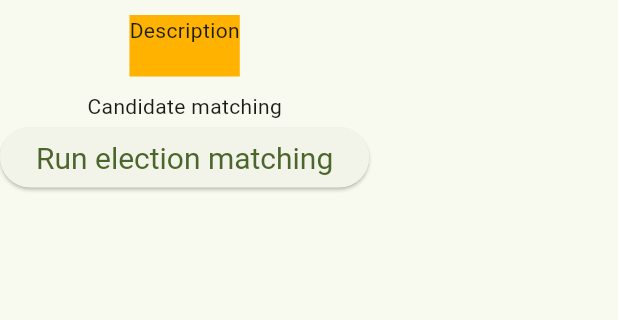
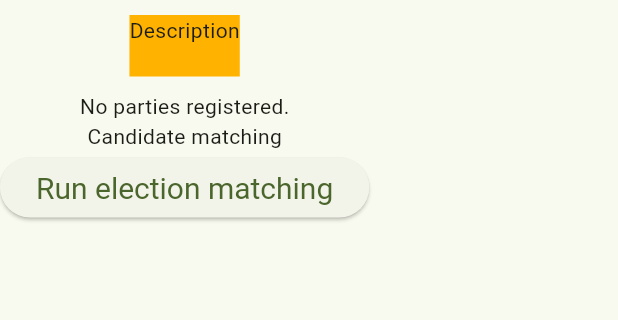
Before and after one commit to jirisemecky/elections_match, a Flutter app: the ElectionsScreen screen opened directly with empty values, on a phone screen of 412 x 824 dp, the part 84-404 px from its top. Run offline on Flutter 3.47's test engine with Material 3 defaults, Android fonts, the light colour scheme and no system bars; our stand-ins replace cloud_firestore, firebase_core; accounts and stored records are empty.

Commit message:
Loading from firebase: WORK IN PROGRESS

```diff
--- a/lib/main.dart
+++ b/lib/main.dart
@@ -7,6 +7,7 @@ import 'package:firebase_core/firebase_core.dart';
 import 'package:flutter/material.dart';
 
 import 'firebase_options.dart';
+import 'models/fake_data_model.dart';
 
 void main() async {
   WidgetsFlutterBinding.ensureInitialized();
@@ -99,6 +100,7 @@ class _HomePageState extends State<HomePage> {
   }
 
   electionSelected(Elections elections) {
-    Navigator.push(context, MaterialPageRoute(builder: (context) => ElectionsScreen(elections)));
+    Navigator.push(context,
+        MaterialPageRoute(builder: (context) => ElectionsScreen(widget.dataModel, elections)));
   }
 }
--- a/lib/models/data.dart
+++ b/lib/models/data.dart
@@ -3,6 +3,7 @@ import 'dart:core';
 /// Model providing interface for fetching data.
 abstract class DataModel {
   Future<List<Elections>> loadElections({String? tag});
+  Future<List<Party>> loadParties(Elections elections);
 }
 
 class Elections {
@@ -12,23 +13,21 @@ class Elections {
   final String description;
   final String location;
 
-  List<Party>? _parties;
+  Iterable<String> parties;
+
   List<Candidate>? _candidates;
   List<QuestionGroup>? _questionGroups;
 
-  Elections(this.name, this.description, this.location, this._parties, this._candidates,
+  Elections(this.name, this.description, this.location, this.parties, this._candidates,
       this._questionGroups)
       : id = name;
 
   Elections.fromFirebase(this.id, Map<String, dynamic> data)
       : name = data['Name'],
         description = data['Description'],
-        location = data['Location'];
+        location = data['Location'],
+        parties = data['parties'];
 
-  List<Party> getParties() {
-    // kTODO: loading from database.
-    return _parties ?? [];
-  }
   List<Candidate> getCandidates() {
     // TODO: loading from database.
     return _candidates ?? [];
@@ -40,9 +39,15 @@ class Elections {
 }
 
 class Party {
+  String id;
   String name;
+  String description;
 
-  Party(this.name);
+  Party(this.name) : id = name, description = 'Description of party $name';
+
+  Party.fromFirebase(this.id, Map<String, dynamic> data) :
+    name = data['name'],
+    description = data['description'];
 }
 
 class Candidate {
--- a/lib/models/fake_data_model.dart
+++ b/lib/models/fake_data_model.dart
@@ -74,6 +74,8 @@ class FakeDataModel implements DataModel {
     Candidate('Remington', 'Berry', _nyParties[0]),
     Candidate('Daleyza', 'Price', _nyParties[0])
   ];
+
+  static final Map<String, Party> allParties = { for (var party in _hawaiiParties + _czechParties + _nyParties) party.id : party};
 
   static final QuestionGroup welfare = QuestionGroup(' Welfare state & family', _welfareQuestions);
   static final QuestionGroup health = QuestionGroup('Health', _healthQuestions);
@@ -212,7 +214,7 @@ class FakeDataModel implements DataModel {
 
   static final List<Elections> _fakeElections = [
     Elections('Hawaii', 'Elections for parliament in Hawaii in Spring 2024', 'Hawaii',
-        _hawaiiParties, _hawaiiCandidates, [
+        _hawaiiParties.map((p) => p.id), _hawaiiCandidates, [
       welfare,
       health,
       education,
@@ -224,9 +226,9 @@ class FakeDataModel implements DataModel {
       natureAndConservation,
       democracyMediaAndDigitization
     ]),
-    Elections('Prague', 'Presidential elections in Czech', 'Czechia', _czechParties,
+    Elections('Prague', 'Presidential elections in Czech', 'Czechia', _czechParties.map((p) => p.id),
         _czechCandidates, [welfare, health, education, immigrationAndIntegration]),
-    Elections('New York', 'Voting of local policemen', 'NY', _nyParties, _nyCandidates,
+    Elections('New York', 'Voting of local policemen', 'NY', _nyParties.map((p) => p.id), _nyCandidates,
         [welfare, health, education]),
   ];
 
@@ -234,4 +236,15 @@ class FakeDataModel implements DataModel {
   Future<List<Elections>> loadElections({String? tag}) async {
     return _fakeElections;
   }
+
+  @override
+  Future<List<Party>> loadParties(Elections elections) {
+    List<Party> parties = [];
+    elections.parties.forEach((partyId) {
+      if (allParties.containsKey(partyId)) {
+        parties.add(allParties[partyId]!);
+      }
+    });
+    return Future.value(parties);
+  }
 }
--- a/lib/models/firebase_data_model.dart
+++ b/lib/models/firebase_data_model.dart
@@ -22,4 +22,18 @@ class FirebaseDataModel extends DataModel {
       return electionsList;
     });
   }
+
+  @override
+  Future<List<Party>> loadParties(Elections elections) {
+    return db.collection('parties').where('id', whereIn: elections.parties).get()
+        .then((querySnapshot) {
+          print('Successfully fetched parties for elections ${elections.id}');
+          List<Party> parties = [];
+          for (var party in querySnapshot.docs) {
+            parties.add(Party.fromFirebase(party.id, party.data()));
+            print(party.data());
+          }
+          return parties;
+    });
+  }
 }
--- a/lib/screens/elections_screen.dart
+++ b/lib/screens/elections_screen.dart
@@ -1,58 +1,74 @@
+import 'dart:async';
+
 import 'package:elections_match/models/data.dart';
 import 'package:elections_match/screens/matching_screen.dart';
 import 'package:elections_match/widgets/party_card.dart';
 import 'package:elections_match/widgets/styles.dart';
 import 'package:flutter/material.dart';
 
-class ElectionsScreen extends StatelessWidget {
+class ElectionsScreen extends StatefulWidget {
+  final DataModel dataModel;
   final Elections elections;
 
-  const ElectionsScreen(this.elections, {super.key});
+  const ElectionsScreen(this.dataModel, this.elections, {super.key});
+
+  @override
+  State<StatefulWidget> createState() => _ElectionScreenState();
+}
+
+class _ElectionScreenState extends State<ElectionsScreen> {
+  List<Party>? partiesData;
 
   @override
   Widget build(BuildContext context) {
     return Scaffold(
       appBar: AppBar(
           backgroundColor: appBarBackgroundColor(context),
-        title: Text('Elections ${elections.name}')
-    ),
+          title: Text('Elections ${widget.elections.name}')),
       body: Column(
-      children: [
-        buildIntroSection(),
-        if (elections.getParties().isNotEmpty) buildPartiesList(),
-        buildMatchingSection(context)
-      ],
+        children: [buildIntroSection(), buildPartyList(), buildMatchingSection(context)],
       ),
     );
   }
 
-  Widget buildIntroSection() =>
-      Container(
+  Widget buildPartyList() {
+    if (partiesData == null) {
+      widget.dataModel.loadParties(widget.elections).then(partiesLoaded);
+      return const LinearProgressIndicator();
+    }
+
+    if (partiesData!.isEmpty) {
+      return Text('No parties registered.');
+    }
+
+    return Column(children: partiesData!.map((p) => PartyCard(p)).toList());
+  }
+
+  void partiesLoaded(List<Party> value) {
+    setState(() {
+      partiesData = value;
+    });
+  }
+
+  Widget buildIntroSection() => Container(
       margin: const EdgeInsets.all(10.0),
       color: Colors.amber[600],
       child: Column(
-          children: [
-            const Text('Description'),
-            Text(elections.description)
-          ],
+        children: [const Text('Description'), Text(widget.elections.description)],
       ));
 
-  Widget buildPartiesList() =>
-      Column(children: elections.getParties().map((p) => PartyCard(p)).toList(),
-     );
-
-
-  Widget buildMatchingSection(BuildContext context) =>
-      Column(children: [
+  Widget buildMatchingSection(BuildContext context) => Column(
+        children: [
           const Text('Candidate matching'),
           ElevatedButton(
               onPressed: () => runElectionMatching(context),
               style: ElevatedButton.styleFrom(textStyle: const TextStyle(fontSize: 20)),
               child: const Text('Run election matching'))
-      ],);
-
+        ],
+      );
 
   runElectionMatching(BuildContext context) {
-    Navigator.push(context, MaterialPageRoute(builder: (context) => MatchingScreen(elections)));
+    Navigator.push(
+        context, MaterialPageRoute(builder: (context) => MatchingScreen(widget.elections)));
   }
 }
--- a/lib/screens/matching_results_screen.dart
+++ b/lib/screens/matching_results_screen.dart
@@ -23,7 +23,7 @@ class MatchingResultsScreen extends StatelessWidget {
 
   List<Widget> buildCandidateMatches() {
     var partyMatches = <Widget>[];
-    for (final party in elections.getParties()) {
+    for (final party in [] /*elections.getParties()*/) {
       partyMatches.add(Row(
         children: [
           const Text(
```
Lines whose indentation alone changed are shown as unchanged.
